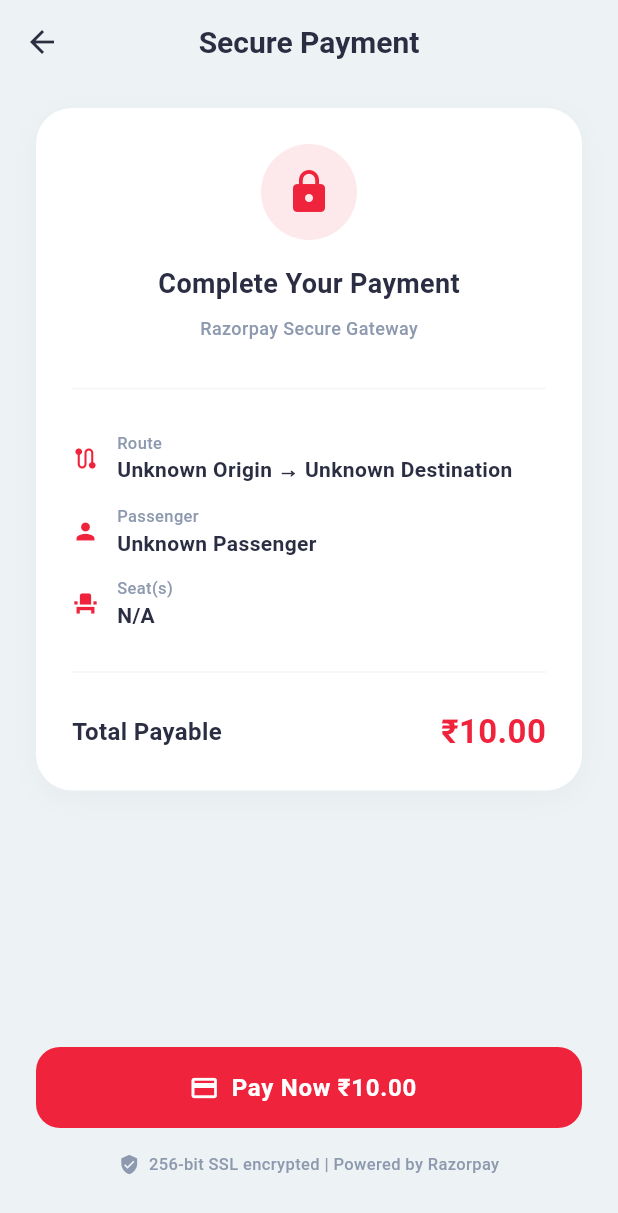
After one commit to krishvaghani11/savarii, a Flutter app: the VendorRazorpayView screen opened by its route, on a phone screen of 412 x 824 dp. The commit adds this screen. Shown: the top 1213 px of the screen. Run offline on Flutter 3.47's test engine with Material 3 defaults, Android fonts, the phone set to English and light mode, and no system bars; our stand-ins replace cloud_firestore, firebase_auth, firebase_core, firebase_storage, get, image_picker; missing offline and left inert: razorpay_flutter; accounts and stored records are empty.

Commit message:
Initial commit

```diff
--- a/lib/core/services/firestore_service.dart
+++ b/lib/core/services/firestore_service.dart
@@ -170,4 +170,10 @@ class FirestoreService extends GetxService {
               .toList(),
         );
   }
+
+  Future<void> addBookedSeatsToBus(String busId, List<String> seats) async {
+    await _db.collection('buses').doc(busId).update({
+      'bookedSeats': FieldValue.arrayUnion(seats),
+    });
+  }
 }
--- a/lib/features/vender/controllers/vendor_book_ticket_controller.dart
+++ b/lib/features/vender/controllers/vendor_book_ticket_controller.dart
@@ -69,6 +69,10 @@ class VendorBookTicketController extends GetxController {
     selectedBusId.value = busId;
     final bus = availableBuses.firstWhere((b) => b['id'] == busId, orElse: () => {});
     if (bus.isEmpty) return;
+
+    // Load already booked seats from the bus document
+    final List<dynamic> rawBooked = bus['bookedSeats'] ?? [];
+    bookedSeats.assignAll(rawBooked.map((s) => s.toString()).toList());
 
     final Map<String, dynamic> route = bus['route'] ?? {};
 
--- /dev/null
+++ b/lib/features/vender/controllers/vendor_razorpay_controller.dart
@@ -0,0 +1,184 @@
+import 'package:flutter/material.dart';
+import 'package:get/get.dart';
+import 'package:razorpay_flutter/razorpay_flutter.dart';
+import '../../../core/services/auth_services.dart';
+import '../../../core/services/firestore_service.dart';
+
+class VendorRazorpayController extends GetxController {
+  final AuthService _authService = Get.find<AuthService>();
+  final FirestoreService _firestoreService = Get.find<FirestoreService>();
+
+  late Razorpay _razorpay;
+
+  // Parsed payload from Payment Details screen
+  late final String busId;
+  late final String busName;
+  late final String busImage;
+  late final String origin;
+  late final String destination;
+  late final String date;
+  late final String departureTime;
+  late final String seat;
+  late final String passengerName;
+  late final String passengerPhone;
+  late final double baseFare;
+  late final double gst;
+  late final double platformFee;
+  late final double totalAmount;
+
+  final RxBool isLoading = false.obs;
+
+  @override
+  void onInit() {
+    super.onInit();
+
+    // Parse payload from previous screen
+    final args = Get.arguments as Map<String, dynamic>? ?? {};
+    busId = args['busId'] ?? '';
+    busName = args['busName'] ?? 'Unknown Bus';
+    busImage = args['busImage'] ?? '';
+    origin = args['boardingPoint'] ?? args['origin'] ?? 'Unknown Origin';
+    destination = args['droppingPoint'] ?? args['destination'] ?? 'Unknown Destination';
+    date = args['journeyDate'] ?? 'Unknown Date';
+    departureTime = args['departureTime'] ?? '--:--';
+    seat = args['selectedSeats'] ?? 'N/A';
+    passengerName = args['passengerName'] ?? 'Unknown Passenger';
+    passengerPhone = args['passengerPhone'] ?? 'N/A';
+
+    final tf = args['totalBaseFare'] ?? args['ticketPrice'] ?? 0.0;
+    baseFare = (tf is int) ? tf.toDouble() : (tf is double ? tf : double.tryParse(tf.toString()) ?? 0.0);
+    gst = baseFare * 0.05;
+    platformFee = 10.00;
+    totalAmount = baseFare + gst + platformFee;
+
+    // Setup Razorpay
+    _razorpay = Razorpay();
+    _razorpay.on(Razorpay.EVENT_PAYMENT_SUCCESS, _onPaymentSuccess);
+    _razorpay.on(Razorpay.EVENT_PAYMENT_ERROR, _onPaymentError);
+    _razorpay.on(Razorpay.EVENT_EXTERNAL_WALLET, _onExternalWallet);
+
+    // Launch payment after brief delay so screen can render
+    WidgetsBinding.instance.addPostFrameCallback((_) {
+      openRazorpayCheckout();
+    });
+  }
+
+  void openRazorpayCheckout() {
+    // Amount must be in paise (multiply by 100)
+    final amountInPaise = (totalAmount * 100).toInt();
+
+    final options = {
+      'key': 'rzp_test_SYcIlV5G19FLqH',
+      'amount': amountInPaise,
+      'name': 'Savarii Bus Booking',
+      'description': '$origin → $destination | $seat',
+      'prefill': {
+        'contact': passengerPhone,
+        'name': passengerName,
+      },
+      'theme': {'color': '#E82E59'},
+      'modal': {
+        'confirm_close': true,
+        'ondismiss': 'dismiss',
+      },
+    };
+
+    try {
+      _razorpay.open(options);
+    } catch (e) {
+      debugPrint('Razorpay Error: $e');
+      Get.snackbar(
+        'Error',
+        'Unable to open payment gateway. Please try again.',
+        snackPosition: SnackPosition.BOTTOM,
+        backgroundColor: Colors.red.shade100,
+        colorText: Colors.red.shade800,
+      );
+    }
+  }
+
+  void _onPaymentSuccess(PaymentSuccessResponse response) async {
+    isLoading.value = true;
+
+    // Generate random PNR
+    final pnr = 'PNR${DateTime.now().millisecondsSinceEpoch.toString().substring(5)}';
+    final vendorId = _authService.currentUser?.uid ?? '';
+
+    // Parse list of seats
+    final seatList = seat.split(',').map((s) => s.trim()).where((s) => s.isNotEmpty).toList();
+
+    final ticketPayload = {
+      'vendorId': vendorId,
+      'busId': busId,
+      'busName': busName,
+      'busImage': busImage,
+      'createdAt': DateTime.now().toIso8601String(),
+      'bookingId': pnr,
+      'passengerName': passengerName,
+      'passengerPhone': passengerPhone,
+      'origin': origin,
+      'destination': destination,
+      'journeyDate': date,
+      'departureTime': departureTime,
+      'route': '$origin to $destination',
+      'busAndSeat': '$busName | $seat',
+      'paymentMethod': 'Razorpay',
+      'razorpayPaymentId': response.paymentId ?? '',
+      'ticketPrice': baseFare,
+      'gst': gst,
+      'platformFee': platformFee,
+      'totalPaid': totalAmount,
+    };
+
+    try {
+      // 1. Save ticket to Firestore
+      await _firestoreService.addTicket(ticketPayload);
+
+      // 2. Block the booked seats on the bus document
+      if (busId.isNotEmpty && seatList.isNotEmpty) {
+        await _firestoreService.addBookedSeatsToBus(busId, seatList);
+      }
+
+      debugPrint('Ticket $pnr saved. Seats blocked: $seatList');
+
+      // 3. Navigate to confirmation screen
+      Get.offNamed('/vendor-payment-confirmation', arguments: ticketPayload);
+    } catch (e) {
+      Get.snackbar(
+        'Error',
+        'Payment succeeded but failed to save ticket: $e',
+        snackPosition: SnackPosition.BOTTOM,
+        backgroundColor: Colors.orange.shade100,
+        colorText: Colors.orange.shade900,
+      );
+    } finally {
+      isLoading.value = false;
+    }
+  }
+
+  void _onPaymentError(PaymentFailureResponse response) {
+    Get.snackbar(
+      'Payment Failed',
+      response.message ?? 'Something went wrong. Please try again.',
+      snackPosition: SnackPosition.BOTTOM,
+      backgroundColor: Colors.red.shade100,
+      colorText: Colors.red.shade800,
+    );
+    // Go back to the payment details screen
+    Get.back();
+  }
+
+  void _onExternalWallet(ExternalWalletResponse response) {
+    Get.snackbar(
+      'External Wallet',
+      'Payment via ${response.walletName}. Please complete the payment.',
+      snackPosition: SnackPosition.BOTTOM,
+    );
+  }
+
+  @override
+  void onClose() {
+    _razorpay.clear();
+    super.onClose();
+  }
+}
--- /dev/null
+++ b/lib/features/vender/view/vendor_razorpay_view.dart
@@ -0,0 +1,207 @@
+import 'package:flutter/material.dart';
+import 'package:get/get.dart';
+import 'package:savarii/core/theme/app_colors.dart';
+import 'package:savarii/core/theme/app_text_styles.dart';
+import '../controllers/vendor_razorpay_controller.dart';
+
+class VendorRazorpayView extends GetView<VendorRazorpayController> {
+  const VendorRazorpayView({super.key});
+
+  @override
+  Widget build(BuildContext context) {
+    return Scaffold(
+      backgroundColor: AppColors.lightBackground,
+      appBar: AppBar(
+        backgroundColor: Colors.transparent,
+        elevation: 0,
+        centerTitle: true,
+        title: Text('Secure Payment', style: AppTextStyles.h3),
+        leading: IconButton(
+          icon: const Icon(Icons.arrow_back, color: AppColors.primaryDark),
+          onPressed: () => Get.back(),
+        ),
+      ),
+      body: Obx(() {
+        if (controller.isLoading.value) {
+          return const Center(
+            child: Column(
+              mainAxisAlignment: MainAxisAlignment.center,
+              children: [
+                CircularProgressIndicator(color: AppColors.primaryAccent),
+                SizedBox(height: 24),
+                Text('Confirming your booking...'),
+              ],
+            ),
+          );
+        }
+
+        return SafeArea(
+          child: Padding(
+            padding: const EdgeInsets.symmetric(horizontal: 24.0, vertical: 16.0),
+            child: Column(
+              crossAxisAlignment: CrossAxisAlignment.stretch,
+              children: [
+                // Payment Summary Card
+                Container(
+                  padding: const EdgeInsets.all(24),
+                  decoration: BoxDecoration(
+                    color: AppColors.white,
+                    borderRadius: BorderRadius.circular(24),
+                    boxShadow: [
+                      BoxShadow(
+                        color: AppColors.secondaryGreyBlue.withOpacity(0.08),
+                        blurRadius: 15,
+                        offset: const Offset(0, 5),
+                      ),
+                    ],
+                  ),
+                  child: Column(
+                    children: [
+                      // Lock Icon
+                      Container(
+                        padding: const EdgeInsets.all(16),
+                        decoration: BoxDecoration(
+                          color: AppColors.primaryAccent.withOpacity(0.1),
+                          shape: BoxShape.circle,
+                        ),
+                        child: const Icon(
+                          Icons.lock,
+                          color: AppColors.primaryAccent,
+                          size: 32,
+                        ),
+                      ),
+                      const SizedBox(height: 16),
+                      Text(
+                        'Complete Your Payment',
+                        style: AppTextStyles.h3.copyWith(fontSize: 18),
+                      ),
+                      const SizedBox(height: 8),
+                      Text(
+                        'Razorpay Secure Gateway',
+                        style: AppTextStyles.caption.copyWith(
+                          color: AppColors.secondaryGreyBlue,
+                        ),
+                      ),
+                      const SizedBox(height: 24),
+                      Divider(color: AppColors.secondaryGreyBlue.withOpacity(0.1)),
+                      const SizedBox(height: 20),
+
+                      // Route Info
+                      _buildInfoRow(
+                        Icons.route,
+                        'Route',
+                        '${controller.origin} → ${controller.destination}',
+                      ),
+                      const SizedBox(height: 12),
+                      _buildInfoRow(
+                        Icons.person,
+                        'Passenger',
+                        controller.passengerName,
+                      ),
+                      const SizedBox(height: 12),
+                      _buildInfoRow(
+                        Icons.event_seat,
+                        'Seat(s)',
+                        controller.seat,
+                      ),
+                      const SizedBox(height: 20),
+                      Divider(color: AppColors.secondaryGreyBlue.withOpacity(0.1)),
+                      const SizedBox(height: 16),
+
+                      // Total Amount
+                      Row(
+                        mainAxisAlignment: MainAxisAlignment.spaceBetween,
+                        children: [
+                          Text(
+                            'Total Payable',
+                            style: AppTextStyles.h3.copyWith(fontSize: 16),
+                          ),
+                          Text(
+                            '₹${controller.totalAmount.toStringAsFixed(2)}',
+                            style: AppTextStyles.h2.copyWith(
+                              color: AppColors.primaryAccent,
+                              fontSize: 22,
+                            ),
+                          ),
+                        ],
+                      ),
+                    ],
+                  ),
+                ),
+
+                const Spacer(),
+
+                // Pay Now Button
+                ElevatedButton.icon(
+                  onPressed: controller.openRazorpayCheckout,
+                  icon: const Icon(Icons.payment, color: AppColors.white, size: 20),
+                  label: Text(
+                    'Pay Now ₹${controller.totalAmount.toStringAsFixed(2)}',
+                    style: AppTextStyles.buttonText.copyWith(fontSize: 16),
+                  ),
+                  style: ElevatedButton.styleFrom(
+                    backgroundColor: AppColors.primaryAccent,
+                    minimumSize: const Size(double.infinity, 54),
+                    shape: RoundedRectangleBorder(
+                      borderRadius: BorderRadius.circular(16),
+                    ),
+                    elevation: 0,
+                  ),
+                ),
+                const SizedBox(height: 16),
+
+                // Security note
+                Row(
+                  mainAxisAlignment: MainAxisAlignment.center,
+                  children: [
+                    const Icon(
+                      Icons.verified_user,
+                      color: AppColors.secondaryGreyBlue,
+                      size: 14,
+                    ),
+                    const SizedBox(width: 6),
+                    Text(
+                      '256-bit SSL encrypted | Powered by Razorpay',
+                      style: AppTextStyles.caption.copyWith(
+                        color: AppColors.secondaryGreyBlue,
+                        fontSize: 11,
+                      ),
+                    ),
+                  ],
+                ),
+                const SizedBox(height: 24),
+              ],
+            ),
+          ),
+        );
+      }),
+    );
+  }
+
+  Widget _buildInfoRow(IconData icon, String label, String value) {
+    return Row(
+      children: [
+        Icon(icon, color: AppColors.primaryAccent, size: 18),
+        const SizedBox(width: 12),
+        Column(
+          crossAxisAlignment: CrossAxisAlignment.start,
+          children: [
+            Text(
+              label,
+              style: AppTextStyles.caption.copyWith(
+                color: AppColors.secondaryGreyBlue,
+                fontSize: 11,
+              ),
+            ),
+            Text(
+              value,
+              style: AppTextStyles.bodyMedium.copyWith(
+                fontWeight: FontWeight.w600,
+              ),
+            ),
+          ],
+        ),
+      ],
+    );
+  }
+}
--- a/lib/routes/app_pages.dart
+++ b/lib/routes/app_pages.dart
@@ -97,6 +97,8 @@ import 'package:savarii/features/vender/view/vendor_settings_view.dart';
 import 'package:savarii/features/vender/view/vendor_terms_view.dart';
 import 'package:savarii/features/vender/view/vendor_travels_detail_view.dart';
 import 'package:savarii/features/vender/view/vendor_view_tickets_view.dart';
+import 'package:savarii/features/vender/view/vendor_razorpay_view.dart';
+import 'package:savarii/features/vender/bindings/vendor_razorpay_binding.dart';
 import '../features/splash/bindings/splash_binding.dart';
 import '../features/auth/bindings/role_selection_binding.dart';
 import 'app_routes.dart';
@@ -320,6 +322,12 @@ class AppPages {
       transition: Transition.rightToLeft,
     ),
     GetPage(
+      name: AppRoutes.vendorRazorpay,
+      page: () => const VendorRazorpayView(),
+      binding: VendorRazorpayBinding(),
+      transition: Transition.rightToLeft,
+    ),
+    GetPage(
       name: AppRoutes.vendorFleetTracking,
       page: () => const VendorFleetTrackingView(),
       binding: VendorFleetTrackingBinding(),
--- a/lib/routes/app_routes.dart
+++ b/lib/routes/app_routes.dart
@@ -57,4 +57,5 @@ class AppRoutes {
   static const String vendorForgotPassword = '/vendor-forgot-password';
   static const String vendorResetPassword = '/vendor-reset-password';
   static const String customerResetPassword = '/customer-reset-password';
+  static const String vendorRazorpay = '/vendor-razorpay';
 }
--- a/pubspec.yaml
+++ b/pubspec.yaml
@@ -41,6 +41,7 @@ dependencies:
   shared_preferences: ^2.5.4
   image_picker: ^1.2.1
   firebase_storage: ^13.2.0
+  razorpay_flutter: ^1.4.3
 
 dev_dependencies:
   flutter_test:
```
Also changed, not shown: lib/features/vender/bindings/vendor_razorpay_binding.dart (added, +11 -0 lines), lib/features/vender/controllers/vendor_payment_details_controller.dart (+12 -35 lines), pubspec.lock, 1 other file.
